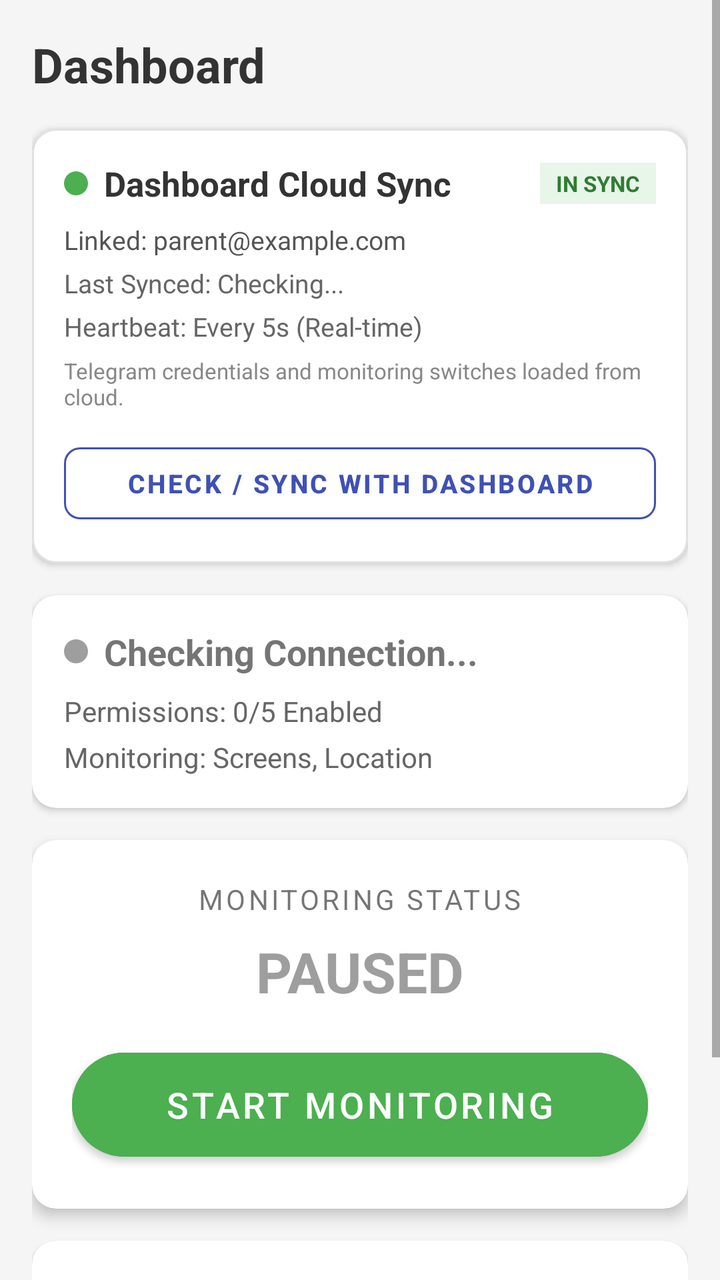
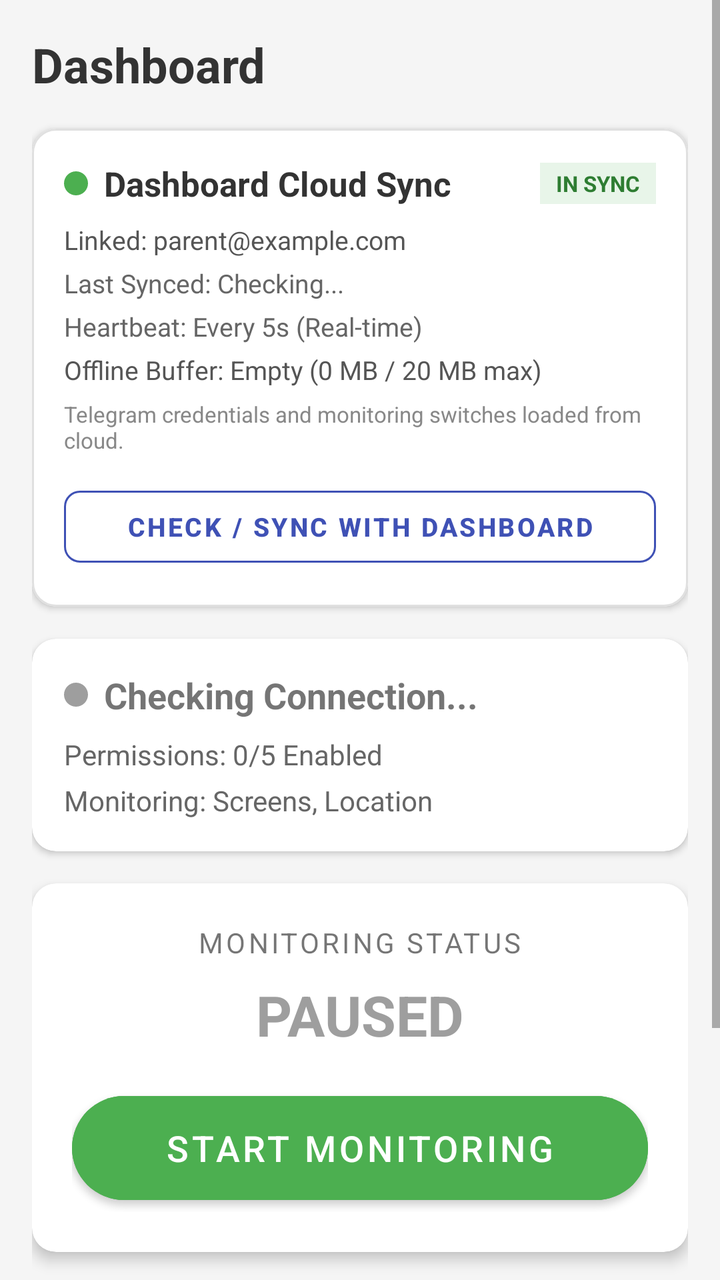

Compare the two renders of this Android layout. The source of the first and the diff that turns it into the second are given below.
<!-- AndroidManifest.xml: application theme Theme.TelegramSender -->
<!-- res/layout/fragment_dashboard.xml -->
<?xml version="1.0" encoding="utf-8"?>
<ScrollView xmlns:android="http://schemas.android.com/apk/res/android"
    xmlns:app="http://schemas.android.com/apk/res-auto"
    android:layout_width="match_parent"
    android:layout_height="match_parent"
    android:background="#F5F5F5">

    <LinearLayout
        android:layout_width="match_parent"
        android:layout_height="wrap_content"
        android:orientation="vertical"
        android:padding="16dp">

        <TextView
            android:layout_width="wrap_content"
            android:layout_height="wrap_content"
            android:text="Dashboard"
            android:textSize="24sp"
            android:textStyle="bold"
            android:layout_marginBottom="16dp"
            android:textColor="#333333"/>

        
        <com.google.android.material.card.MaterialCardView
            android:id="@+id/warningBanner"
            android:layout_width="match_parent"
            android:layout_height="wrap_content"
            android:layout_marginBottom="16dp"
            app:cardBackgroundColor="#FFF3E0"
            app:cardCornerRadius="8dp"
            android:visibility="gone">
            <LinearLayout
                android:layout_width="match_parent"
                android:layout_height="wrap_content"
                android:orientation="horizontal"
                android:padding="12dp"
                android:gravity="center_vertical">
                <ImageView
                    android:layout_width="24dp"
                    android:layout_height="24dp"
                    android:src="@android:drawable/ic_dialog_alert"
                    app:tint="#F57C00"/>
                <TextView
                    android:id="@+id/warningText"
                    android:layout_width="0dp"
                    android:layout_height="wrap_content"
                    android:layout_weight="1"
                    android:text="Location permission missing"
                    android:layout_marginStart="12dp"
                    android:textColor="#E65100"
                    android:textStyle="bold"/>
                <com.google.android.material.button.MaterialButton
                    android:id="@+id/btnFixNow"
                    style="@style/Widget.MaterialComponents.Button.TextButton"
                    android:layout_width="wrap_content"
                    android:layout_height="wrap_content"
                    android:text="FIX NOW"
                    android:textColor="#E65100"/>
            </LinearLayout>
        </com.google.android.material.card.MaterialCardView>

        
        <com.google.android.material.card.MaterialCardView
            android:id="@+id/cloudSyncCard"
            android:layout_width="match_parent"
            android:layout_height="wrap_content"
            android:layout_marginBottom="16dp"
            app:cardCornerRadius="12dp"
            app:cardElevation="2dp"
            app:strokeWidth="1dp"
            app:strokeColor="#E0E0E0">

            <LinearLayout
                android:layout_width="match_parent"
                android:layout_height="wrap_content"
                android:orientation="vertical"
                android:padding="16dp">

                <LinearLayout
                    android:layout_width="match_parent"
                    android:layout_height="wrap_content"
                    android:orientation="horizontal"
                    android:gravity="center_vertical"
                    android:layout_marginBottom="8dp">

                    <View
                        android:id="@+id/syncStatusIndicator"
                        android:layout_width="12dp"
                        android:layout_height="12dp"
                        android:background="@drawable/circle_green"
                        android:layout_marginEnd="8dp"/>

                    <TextView
                        android:layout_width="0dp"
                        android:layout_height="wrap_content"
                        android:layout_weight="1"
                        android:text="Dashboard Cloud Sync"
                        android:textSize="17sp"
                        android:textStyle="bold"
                        android:textColor="#333333"/>

                    <TextView
                        android:id="@+id/syncStatusBadge"
                        android:layout_width="wrap_content"
                        android:layout_height="wrap_content"
                        android:text="IN SYNC"
                        android:textSize="11sp"
                        android:textStyle="bold"
                        android:textColor="#2E7D32"
                        android:paddingHorizontal="8dp"
                        android:paddingVertical="3dp"
                        android:background="#E8F5E9"/>
                </LinearLayout>

                <TextView
                    android:id="@+id/syncAccountText"
                    android:layout_width="wrap_content"
                    android:layout_height="wrap_content"
                    android:text="Linked: parent@example.com"
                    android:textColor="#555555"
                    android:textSize="13sp"
                    android:layout_marginBottom="4dp"/>

                <TextView
                    android:id="@+id/syncLastTimeText"
                    android:layout_width="wrap_content"
                    android:layout_height="wrap_content"
                    android:text="Last Synced: Checking..."
                    android:textColor="#666666"
                    android:textSize="13sp"
                    android:layout_marginBottom="4dp"/>

                <TextView
                    android:id="@+id/syncFrequencyText"
                    android:layout_width="wrap_content"
                    android:layout_height="wrap_content"
                    android:text="Heartbeat: Every 5s (Real-time)"
                    android:textColor="#666666"
                    android:textSize="13sp"
                    android:layout_marginBottom="6dp"/>

                <TextView
                    android:id="@+id/syncDetailsText"
                    android:layout_width="match_parent"
                    android:layout_height="wrap_content"
                    android:text="Telegram credentials and monitoring switches loaded from cloud."
                    android:textColor="#888888"
                    android:textSize="11sp"
                    android:layout_marginBottom="12dp"/>

                <com.google.android.material.button.MaterialButton
                    android:id="@+id/btnManualSync"
                    style="@style/Widget.MaterialComponents.Button.OutlinedButton"
                    android:layout_width="match_parent"
                    android:layout_height="48dp"
                    android:text="CHECK / SYNC WITH DASHBOARD"
                    android:textSize="13sp"
                    android:textStyle="bold"
                    app:cornerRadius="8dp"
                    app:strokeColor="#3F51B5"
                    android:textColor="#3F51B5"/>
            </LinearLayout>
        </com.google.android.material.card.MaterialCardView>

        
        <com.google.android.material.card.MaterialCardView
            android:layout_width="match_parent"
            android:layout_height="wrap_content"
            android:layout_marginBottom="16dp"
            app:cardCornerRadius="12dp"
            app:cardElevation="2dp">

            <LinearLayout
                android:layout_width="match_parent"
                android:layout_height="wrap_content"
                android:orientation="vertical"
                android:padding="16dp">

                <LinearLayout
                    android:layout_width="match_parent"
                    android:layout_height="wrap_content"
                    android:orientation="horizontal"
                    android:gravity="center_vertical"
                    android:layout_marginBottom="8dp">
                    <View
                        android:id="@+id/connectionIndicator"
                        android:layout_width="12dp"
                        android:layout_height="12dp"
                        android:background="@drawable/circle_gray"
                        android:layout_marginEnd="8dp"/>
                    <TextView
                        android:id="@+id/connectionStatusText"
                        android:layout_width="wrap_content"
                        android:layout_height="wrap_content"
                        android:text="Checking Connection..."
                        android:textSize="18sp"
                        android:textStyle="bold"/>
                </LinearLayout>

                <TextView
                    android:id="@+id/permissionSummaryText"
                    android:layout_width="wrap_content"
                    android:layout_height="wrap_content"
                    android:text="Permissions: 0/5 Enabled"
                    android:textColor="#666666"
                    android:layout_marginBottom="4dp"/>

                <TextView
                    android:id="@+id/monitoringSummaryText"
                    android:layout_width="wrap_content"
                    android:layout_height="wrap_content"
                    android:text="Monitoring: Screens, Location"
                    android:textColor="#666666"/>
            </LinearLayout>
        </com.google.android.material.card.MaterialCardView>

        
        <com.google.android.material.card.MaterialCardView
            android:layout_width="match_parent"
            android:layout_height="wrap_content"
            android:layout_marginBottom="16dp"
            app:cardCornerRadius="12dp"
            app:cardElevation="4dp">

            <LinearLayout
                android:layout_width="match_parent"
                android:layout_height="wrap_content"
                android:orientation="vertical"
                android:padding="20dp"
                android:gravity="center">

                <TextView
                    android:layout_width="wrap_content"
                    android:layout_height="wrap_content"
                    android:text="Monitoring Status"
                    android:textSize="14sp"
                    android:textAllCaps="true"
                    android:letterSpacing="0.1"
                    android:layout_marginBottom="8dp"/>

                <TextView
                    android:id="@+id/statusStateText"
                    android:layout_width="wrap_content"
                    android:layout_height="wrap_content"
                    android:text="PAUSED"
                    android:textSize="28sp"
                    android:textStyle="bold"
                    android:textColor="#9E9E9E"
                    android:layout_marginBottom="16dp"/>

                <com.google.android.material.button.MaterialButton
                    android:id="@+id/mainActionButton"
                    android:layout_width="match_parent"
                    android:layout_height="64dp"
                    android:text="START MONITORING"
                    android:textSize="18sp"
                    app:cornerRadius="32dp"
                    android:backgroundTint="#4CAF50"/>
            </LinearLayout>
        </com.google.android.material.card.MaterialCardView>

        
        <com.google.android.material.card.MaterialCardView
            android:layout_width="match_parent"
            android:layout_height="wrap_content"
            app:cardCornerRadius="12dp"
            app:cardElevation="2dp">

            <LinearLayout
                android:layout_width="match_parent"
                android:layout_height="wrap_content"
                android:orientation="vertical"
                android:padding="16dp">

                <TextView
                    android:layout_width="wrap_content"
                    android:layout_height="wrap_content"
                    android:text="Live Feedback"
                    android:textStyle="bold"
                    android:textSize="16sp"
                    android:layout_marginBottom="12dp"/>

                <LinearLayout
                    android:id="@+id/feedbackScreenshot"
                    android:layout_width="match_parent"
                    android:layout_height="wrap_content"
                    android:orientation="horizontal"
                    android:gravity="center_vertical"
                    android:layout_marginBottom="8dp">
                    <TextView
                        android:layout_width="0dp"
                        android:layout_height="wrap_content"
                        android:layout_weight="1"
                        android:text="📸 Screenshot sent"/>
                    <TextView
                        android:id="@+id/lastScreenshotTime"
                        android:layout_width="wrap_content"
                        android:layout_height="wrap_content"
                        android:text="Never"
                        android:textColor="#999999"
                        android:textSize="12sp"/>
                </LinearLayout>

                <LinearLayout
                    android:id="@+id/feedbackLocation"
                    android:layout_width="match_parent"
                    android:layout_height="wrap_content"
                    android:orientation="horizontal"
                    android:gravity="center_vertical"
                    android:layout_marginBottom="8dp">
                    <TextView
                        android:layout_width="0dp"
                        android:layout_height="wrap_content"
                        android:layout_weight="1"
                        android:text="📍 Location uploaded"/>
                    <TextView
                        android:id="@+id/lastLocationTime"
                        android:layout_width="wrap_content"
                        android:layout_height="wrap_content"
                        android:text="Never"
                        android:textColor="#999999"
                        android:textSize="12sp"/>
                </LinearLayout>

                <LinearLayout
                    android:id="@+id/feedbackAudio"
                    android:layout_width="match_parent"
                    android:layout_height="wrap_content"
                    android:orientation="horizontal"
                    android:gravity="center_vertical">
                    <TextView
                        android:layout_width="0dp"
                        android:layout_height="wrap_content"
                        android:layout_weight="1"
                        android:text="🎤 Recording uploaded"/>
                    <TextView
                        android:id="@+id/lastAudioTime"
                        android:layout_width="wrap_content"
                        android:layout_height="wrap_content"
                        android:text="Never"
                        android:textColor="#999999"
                        android:textSize="12sp"/>
                </LinearLayout>
            </LinearLayout>
        </com.google.android.material.card.MaterialCardView>

    </LinearLayout>
</ScrollView>
<!-- resources referenced by this layout -->
<resources>
  <!-- drawable circle_gray (drawable) -->
  <?xml version="1.0" encoding="utf-8"?>
  <shape xmlns:android="http://schemas.android.com/apk/res/android" android:shape="oval">
      <solid android:color="#9E9E9E"/>
  </shape>
  <!-- drawable circle_green (drawable) -->
  <?xml version="1.0" encoding="utf-8"?>
  <shape xmlns:android="http://schemas.android.com/apk/res/android" android:shape="oval">
      <solid android:color="#4CAF50"/>
  </shape>
  <style name="Theme.TelegramSender" parent="Theme.MaterialComponents.DayNight.NoActionBar">
          
          <item name="colorPrimary">@color/purple_500</item>
          <item name="colorPrimaryVariant">@color/purple_700</item>
          <item name="colorOnPrimary">@color/white</item>
          
          <item name="colorSecondary">@color/teal_200</item>
          <item name="colorSecondaryVariant">@color/teal_700</item>
          <item name="colorOnSecondary">@color/black</item>
          
          <item name="android:statusBarColor">?attr/colorPrimaryVariant</item>
      </style>
  <color name="purple_500">#FF6200EE</color>
  <color name="purple_700">#FF3700B3</color>
  <color name="white">#FFFFFFFF</color>
  <color name="teal_200">#FF03DAC5</color>
  <color name="teal_700">#FF018786</color>
  <color name="black">#FF000000</color>
</resources>

<!-- the commit's change to res/layout/fragment_dashboard.xml (unified diff, before → after) -->
@@ -137,6 +137,15 @@
                     android:text="Heartbeat: Every 5s (Real-time)"
                     android:textColor="#666666"
                     android:textSize="13sp"
+                    android:layout_marginBottom="4dp"/>
+
+                <TextView
+                    android:id="@+id/syncOfflineQueueText"
+                    android:layout_width="wrap_content"
+                    android:layout_height="wrap_content"
+                    android:text="Offline Buffer: Empty (0 MB / 20 MB max)"
+                    android:textColor="#555555"
+                    android:textSize="13sp"
                     android:layout_marginBottom="6dp"/>
 
                 <TextView
